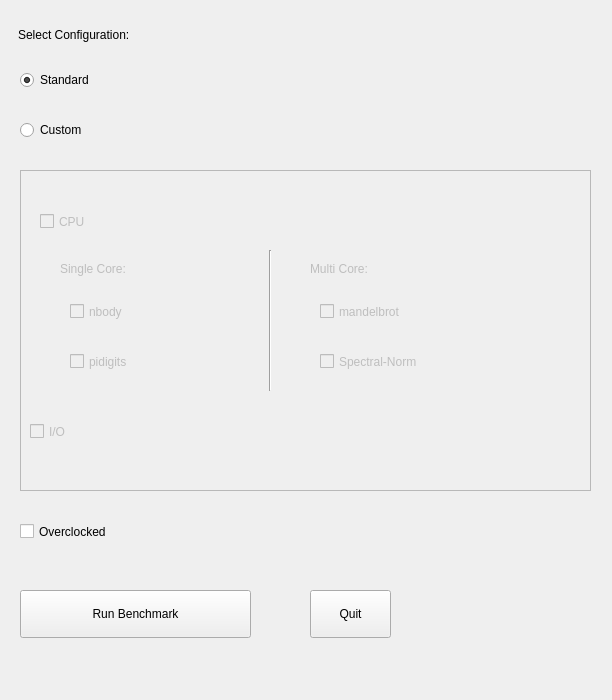
This is guistructure/configwindow.ui in mguid65/OpenSystemBench as Qt 5 draws it before an edit. The edited form follows.
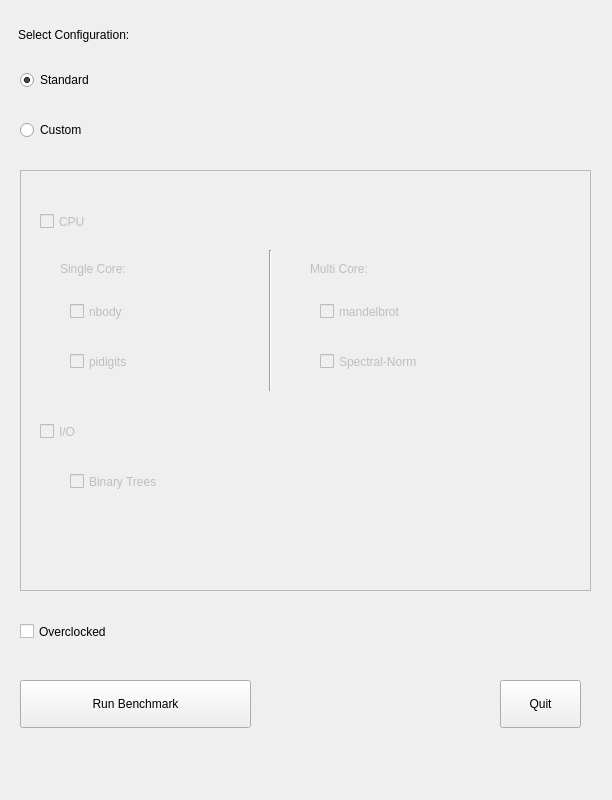
This is the edited form.

Commit message: Add IO algorithm binary trees

What changed in the file:
```diff
--- a/guistructure/configwindow.ui
+++ b/guistructure/configwindow.ui
@@ -7,19 +7,19 @@
     <x>0</x>
     <y>0</y>
     <width>612</width>
-    <height>700</height>
+    <height>800</height>
    </rect>
   </property>
   <property name="minimumSize">
    <size>
     <width>612</width>
-    <height>700</height>
+    <height>800</height>
    </size>
   </property>
   <property name="maximumSize">
    <size>
     <width>612</width>
-    <height>700</height>
+    <height>800</height>
    </size>
   </property>
   <property name="windowTitle">
@@ -80,7 +80,7 @@
       <x>20</x>
       <y>170</y>
       <width>571</width>
-      <height>321</height>
+      <height>421</height>
      </rect>
     </property>
     <property name="frameShape">
@@ -108,7 +108,7 @@
      </property>
      <property name="geometry">
       <rect>
-       <x>10</x>
+       <x>20</x>
        <y>240</y>
        <width>85</width>
        <height>43</height>
@@ -239,12 +239,28 @@
       <string>Spectral-Norm</string>
      </property>
     </widget>
+    <widget class="QCheckBox" name="binarytrees">
+     <property name="enabled">
+      <bool>false</bool>
+     </property>
+     <property name="geometry">
+      <rect>
+       <x>50</x>
+       <y>290</y>
+       <width>201</width>
+       <height>43</height>
+      </rect>
+     </property>
+     <property name="text">
+      <string>Binary Trees</string>
+     </property>
+    </widget>
    </widget>
    <widget class="QPushButton" name="run_button">
     <property name="geometry">
      <rect>
       <x>20</x>
-      <y>590</y>
+      <y>680</y>
       <width>231</width>
       <height>48</height>
      </rect>
@@ -256,8 +272,8 @@
    <widget class="QPushButton" name="quit_button">
     <property name="geometry">
      <rect>
-      <x>310</x>
-      <y>590</y>
+      <x>500</x>
+      <y>680</y>
       <width>81</width>
       <height>48</height>
      </rect>
@@ -270,7 +286,7 @@
     <property name="geometry">
      <rect>
       <x>20</x>
-      <y>510</y>
+      <y>610</y>
       <width>201</width>
       <height>43</height>
      </rect>
```
The commit also changes 7 other files.
